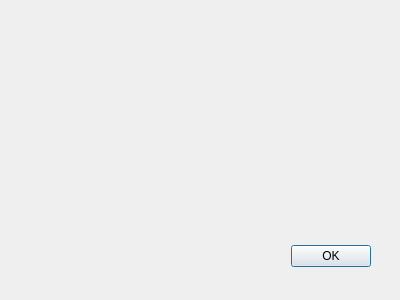
First picture: the form in libs/gui/utilsDialogs/aboutdialog.ui, repository french-paragon/Sabrina, before the edit.
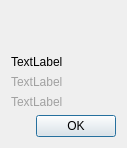
Second picture: the form after the edit. Icons and pictures are not drawn.

Commit message: Add about dialog.

```diff
--- a/libs/gui/utilsDialogs/aboutdialog.ui
+++ b/libs/gui/utilsDialogs/aboutdialog.ui
@@ -6,29 +6,109 @@
    <rect>
     <x>0</x>
     <y>0</y>
-    <width>400</width>
-    <height>300</height>
+    <width>402</width>
+    <height>277</height>
    </rect>
   </property>
+  <property name="sizePolicy">
+   <sizepolicy hsizetype="Fixed" vsizetype="Fixed">
+    <horstretch>0</horstretch>
+    <verstretch>0</verstretch>
+   </sizepolicy>
+  </property>
   <property name="windowTitle">
    <string>Dialog</string>
   </property>
-  <widget class="QDialogButtonBox" name="buttonBox">
-   <property name="geometry">
-    <rect>
-     <x>30</x>
-     <y>240</y>
-     <width>341</width>
-     <height>32</height>
-    </rect>
+  <property name="modal">
+   <bool>true</bool>
+  </property>
+  <layout class="QVBoxLayout" name="verticalLayout">
+   <property name="sizeConstraint">
+    <enum>QLayout::SetFixedSize</enum>
    </property>
-   <property name="orientation">
-    <enum>Qt::Horizontal</enum>
-   </property>
-   <property name="standardButtons">
-    <set>QDialogButtonBox::Ok</set>
-   </property>
-  </widget>
+   <item>
+    <widget class="QWidget" name="widget" native="true">
+     <layout class="QHBoxLayout" name="horizontalLayout">
+      <item>
+       <spacer name="horizontalSpacer">
+        <property name="orientation">
+         <enum>Qt::Horizontal</enum>
+        </property>
+        <property name="sizeHint" stdset="0">
+         <size>
+          <width>40</width>
+          <height>20</height>
+         </size>
+        </property>
+       </spacer>
+      </item>
+      <item>
+       <widget class="QLabel" name="label_logo">
+        <property name="sizePolicy">
+         <sizepolicy hsizetype="Fixed" vsizetype="Fixed">
+          <horstretch>0</horstretch>
+          <verstretch>0</verstretch>
+         </sizepolicy>
+        </property>
+        <property name="text">
+         <string/>
+        </property>
+        <property name="pixmap">
+         <pixmap resource="../ressources/ressources_gui.qrc">:/images/images/logo_paragon.png</pixmap>
+        </property>
+        <property name="scaledContents">
+         <bool>true</bool>
+        </property>
+       </widget>
+      </item>
+      <item>
+       <spacer name="horizontalSpacer_2">
+        <property name="orientation">
+         <enum>Qt::Horizontal</enum>
+        </property>
+        <property name="sizeHint" stdset="0">
+         <size>
+          <width>40</width>
+          <height>20</height>
+         </size>
+        </property>
+       </spacer>
+      </item>
+     </layout>
+    </widget>
+   </item>
+   <item>
+    <widget class="QLabel" name="label_author">
+     <property name="text">
+      <string>TextLabel</string>
+     </property>
+    </widget>
+   </item>
+   <item>
+    <widget class="QLabel" name="label_compilation">
+     <property name="text">
+      <string>&lt;html&gt;&lt;head/&gt;&lt;body&gt;&lt;p&gt;&lt;span style=&quot; color:#a1a1a1;&quot;&gt;TextLabel&lt;/span&gt;&lt;/p&gt;&lt;/body&gt;&lt;/html&gt;</string>
+     </property>
+    </widget>
+   </item>
+   <item>
+    <widget class="QLabel" name="label_version">
+     <property name="text">
+      <string>&lt;html&gt;&lt;head/&gt;&lt;body&gt;&lt;p&gt;&lt;span style=&quot; color:#a1a1a1;&quot;&gt;TextLabel&lt;/span&gt;&lt;/p&gt;&lt;/body&gt;&lt;/html&gt;</string>
+     </property>
+    </widget>
+   </item>
+   <item>
+    <widget class="QDialogButtonBox" name="buttonBox">
+     <property name="orientation">
+      <enum>Qt::Horizontal</enum>
+     </property>
+     <property name="standardButtons">
+      <set>QDialogButtonBox::Ok</set>
+     </property>
+    </widget>
+   </item>
+  </layout>
  </widget>
  <resources/>
  <connections>
```
Left out of the diff: 9 changed lines with no effect on the pictures. The commit also changes 9 other files.
